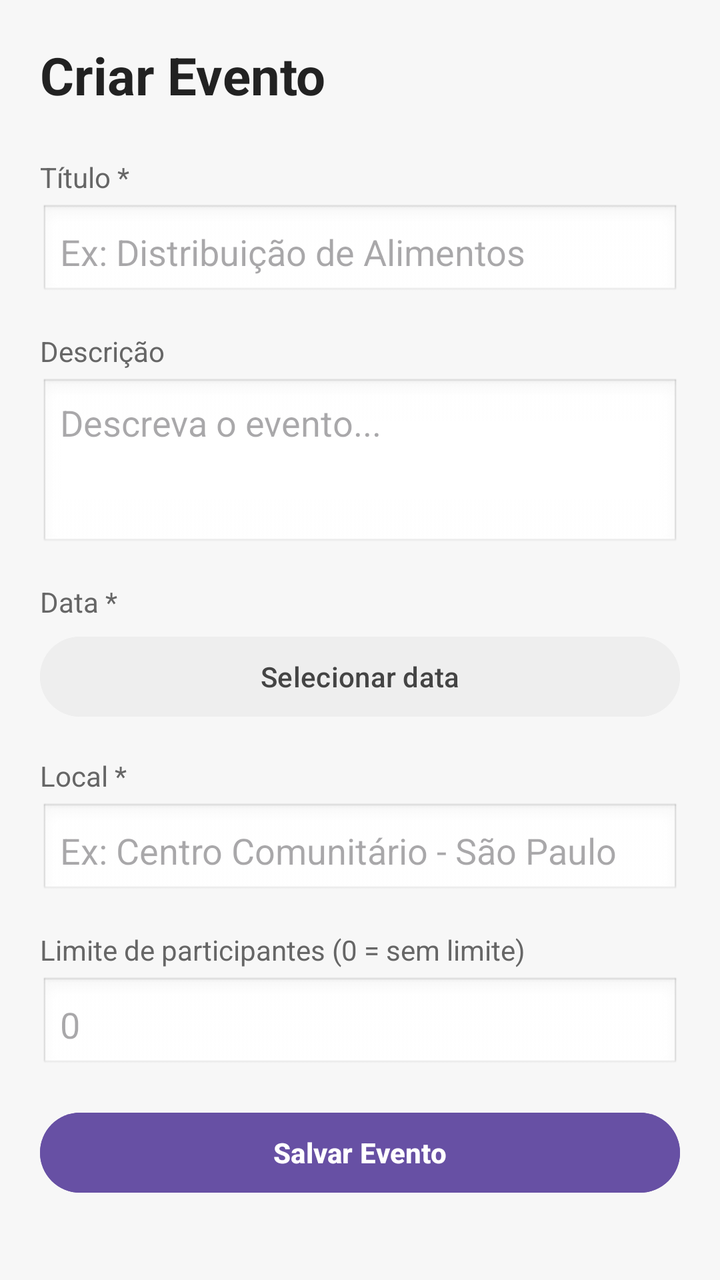
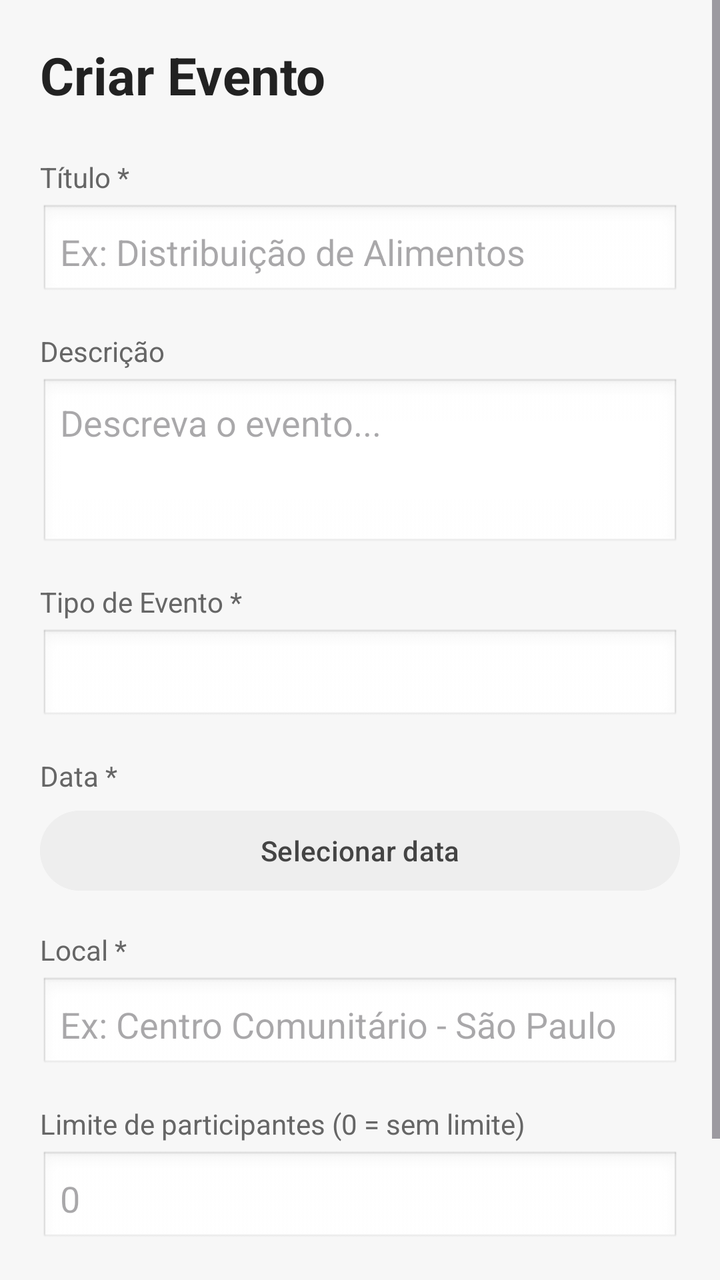

Two renders of the same Android screen: before a commit and after it. Below are the layout's source before the change and the commit's diff.
<!-- AndroidManifest.xml: application theme Theme.Extensao -->
<!-- res/layout/activity_admin_event.xml -->
<?xml version="1.0" encoding="utf-8"?>
<ScrollView xmlns:android="http://schemas.android.com/apk/res/android"
    android:layout_width="match_parent"
    android:layout_height="match_parent"
    android:background="#F7F7F7">

    <LinearLayout
        android:orientation="vertical"
        android:padding="20dp"
        android:layout_width="match_parent"
        android:layout_height="wrap_content">

        <TextView
            android:id="@+id/txtTituloAdmin"
            android:layout_width="wrap_content"
            android:layout_height="wrap_content"
            android:text="Criar Evento"
            android:textSize="26sp"
            android:textStyle="bold"
            android:textColor="#222222"
            android:layout_marginBottom="24dp" />

        <TextView
            android:layout_width="wrap_content"
            android:layout_height="wrap_content"
            android:text="Título *"
            android:textSize="14sp"
            android:textColor="#666666"
            android:layout_marginBottom="4dp" />

        <EditText
            android:id="@+id/editTitulo"
            android:layout_width="match_parent"
            android:layout_height="wrap_content"
            android:hint="Ex: Distribuição de Alimentos"
            android:inputType="textCapSentences"
            android:layout_marginBottom="16dp"
            android:background="@android:drawable/edit_text"
            android:padding="10dp" />

        <TextView
            android:layout_width="wrap_content"
            android:layout_height="wrap_content"
            android:text="Descrição"
            android:textSize="14sp"
            android:textColor="#666666"
            android:layout_marginBottom="4dp" />

        <EditText
            android:id="@+id/editDescricao"
            android:layout_width="match_parent"
            android:layout_height="wrap_content"
            android:hint="Descreva o evento..."
            android:inputType="textMultiLine|textCapSentences"
            android:minLines="3"
            android:gravity="top"
            android:layout_marginBottom="16dp"
            android:background="@android:drawable/edit_text"
            android:padding="10dp" />

        <TextView
            android:layout_width="wrap_content"
            android:layout_height="wrap_content"
            android:text="Data *"
            android:textSize="14sp"
            android:textColor="#666666"
            android:layout_marginBottom="4dp" />

        <Button
            android:id="@+id/btnSelecionarData"
            android:layout_width="match_parent"
            android:layout_height="wrap_content"
            android:text="Selecionar data"
            android:backgroundTint="#EEEEEE"
            android:textColor="#444444"
            android:textAllCaps="false"
            android:layout_marginBottom="16dp" />

        <TextView
            android:layout_width="wrap_content"
            android:layout_height="wrap_content"
            android:text="Local *"
            android:textSize="14sp"
            android:textColor="#666666"
            android:layout_marginBottom="4dp" />

        <EditText
            android:id="@+id/editLocal"
            android:layout_width="match_parent"
            android:layout_height="wrap_content"
            android:hint="Ex: Centro Comunitário - São Paulo"
            android:inputType="textCapSentences"
            android:layout_marginBottom="16dp"
            android:background="@android:drawable/edit_text"
            android:padding="10dp" />

        <TextView
            android:layout_width="wrap_content"
            android:layout_height="wrap_content"
            android:text="Limite de participantes (0 = sem limite)"
            android:textSize="14sp"
            android:textColor="#666666"
            android:layout_marginBottom="4dp" />

        <EditText
            android:id="@+id/editLimite"
            android:layout_width="match_parent"
            android:layout_height="wrap_content"
            android:hint="0"
            android:inputType="number"
            android:layout_marginBottom="16dp"
            android:background="@android:drawable/edit_text"
            android:padding="10dp" />

        <TextView
            android:id="@+id/txtStatusLabel"
            android:layout_width="wrap_content"
            android:layout_height="wrap_content"
            android:text="Status"
            android:textSize="14sp"
            android:textColor="#666666"
            android:layout_marginBottom="4dp"
            android:visibility="gone" />

        <Spinner
            android:id="@+id/spinnerStatus"
            android:layout_width="match_parent"
            android:layout_height="wrap_content"
            android:layout_marginBottom="24dp"
            android:visibility="gone" />

        <Button
            android:id="@+id/btnSalvar"
            android:layout_width="match_parent"
            android:layout_height="wrap_content"
            android:text="Salvar Evento"
            android:textAllCaps="false"
            android:textStyle="bold"
            android:textColor="#FFFFFF"
            android:backgroundTint="#6750A4"
            android:layout_marginBottom="12dp" />

        <Button
            android:id="@+id/btnExcluir"
            android:layout_width="match_parent"
            android:layout_height="wrap_content"
            android:text="Excluir Evento"
            android:textAllCaps="false"
            android:textStyle="bold"
            android:textColor="#FFFFFF"
            android:backgroundTint="#D32F2F"
            android:visibility="gone"
            android:layout_marginBottom="12dp" />

        <Button
            android:id="@+id/btnVerInscritos"
            android:layout_width="match_parent"
            android:layout_height="wrap_content"
            android:text="Ver Inscritos"
            android:textAllCaps="false"
            android:textColor="#FFFFFF"
            android:backgroundTint="#6750A4"
            android:visibility="gone"
            android:layout_marginBottom="24dp" />

        <ProgressBar
            android:id="@+id/progressAdmin"
            android:layout_width="wrap_content"
            android:layout_height="wrap_content"
            android:layout_gravity="center"
            android:visibility="gone" />

    </LinearLayout>
</ScrollView>
<!-- resources referenced by this layout -->
<resources>
  <style name="Theme.Extensao" parent="Base.Theme.Extensao" />
  <style name="Base.Theme.Extensao" parent="Theme.Material3.DayNight.NoActionBar">
          
          
      </style>
</resources>

<!-- the commit's change to res/layout/activity_admin_event.xml (unified diff, before → after) -->
@@ -57,6 +57,22 @@
             android:layout_marginBottom="16dp"
             android:background="@android:drawable/edit_text"
             android:padding="10dp" />
+
+        <TextView
+            android:layout_width="wrap_content"
+            android:layout_height="wrap_content"
+            android:text="Tipo de Evento *"
+            android:textSize="14sp"
+            android:textColor="#666666"
+            android:layout_marginBottom="4dp" />
+
+        <Spinner
+            android:id="@+id/spinnerTipo"
+            android:layout_width="match_parent"
+            android:layout_height="wrap_content"
+            android:layout_marginBottom="16dp"
+            android:background="@android:drawable/edit_text"
+            android:padding="4dp" />
 
         <TextView
             android:layout_width="wrap_content"
